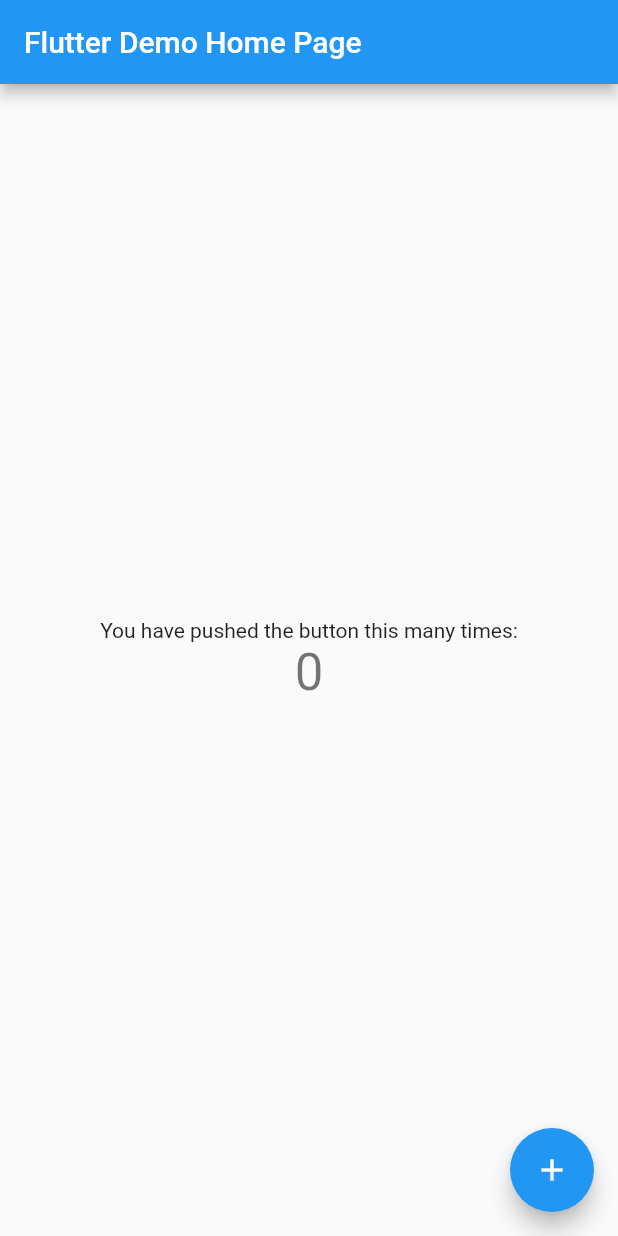
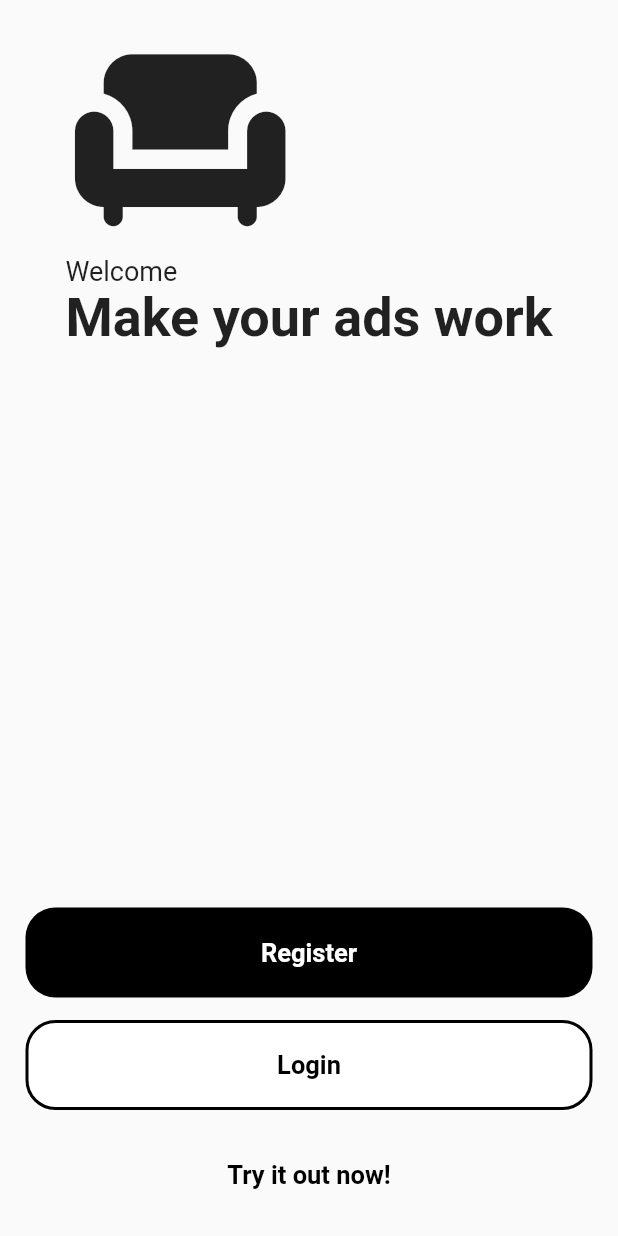
Before and after one commit to haythemd/MechApp, a Flutter app: the screen it shows after launch, on a phone screen of 412 x 824 dp. Run offline on Flutter 3.47's test engine with Material 2 defaults, Android fonts, the light colour scheme and no system bars; our stand-ins replace get_it.

Commit message:
welcome screen stubbing

```diff
--- /dev/null
+++ b/lib/components/buttons/primary_button.dart
@@ -0,0 +1,33 @@
+import 'package:flutter/material.dart';
+import 'package:mechalodon_mobile/styles/style.dart';
+
+class MechActionButton extends StatelessWidget {
+  const MechActionButton({
+    required this.title,
+    required this.onTap,
+    this.isPrimary = true,
+    Key? key,
+  }) : super(key: key);
+
+  final String title;
+  final VoidCallback onTap;
+  /// If true then the buttons main color will be primary.
+  final bool isPrimary;
+
+  @override
+  Widget build(BuildContext context) {
+    return Container(
+      height: 60,
+      decoration: isPrimary ? MechButtonStyle.primary : MechButtonStyle.secondary,
+      child: Center(
+        child: GestureDetector(
+          onTap: onTap,
+          child: Text(
+            title,
+            style: isPrimary ? MechTextStyle.primaryButton : MechTextStyle.secondaryButton,
+          ),
+        ),
+      ),
+    );
+  }
+}
--- a/lib/main.dart
+++ b/lib/main.dart
@@ -1,32 +1,23 @@
 import 'package:flutter/material.dart';
+import 'package:mechalodon_mobile/screens/welcome_screen.dart';
 import 'package:mechalodon_mobile/services/injectable.dart';
 
 void main() {
   initServiceLocator();
-  runApp(const MyApp());
+  runApp(const MechalodonApp());
 }
 
-class MyApp extends StatelessWidget {
-  const MyApp({Key? key}) : super(key: key);
+class MechalodonApp extends StatelessWidget {
+  const MechalodonApp({Key? key}) : super(key: key);
 
-  // This widget is the root of your application.
   @override
   Widget build(BuildContext context) {
     return MaterialApp(
       title: 'Flutter Demo',
       theme: ThemeData(
-        // This is the theme of your application.
-        //
-        // Try running your application with "flutter run". You'll see the
-        // application has a blue toolbar. Then, without quitting the app, try
-        // changing the primarySwatch below to Colors.green and then invoke
-        // "hot reload" (press "r" in the console where you ran "flutter run",
-        // or simply save your changes to "hot reload" in a Flutter IDE).
-        // Notice that the counter didn't reset back to zero; the application
-        // is not restarted.
         primarySwatch: Colors.blue,
       ),
-      home: const MyHomePage(title: 'Flutter Demo Home Page'),
+      home: const WelcomeScreen(),
     );
   }
 }
--- /dev/null
+++ b/lib/screens/welcome_screen.dart
@@ -0,0 +1,62 @@
+import 'package:flutter/material.dart';
+import 'package:mechalodon_mobile/components/buttons/primary_button.dart';
+import 'package:mechalodon_mobile/styles/style.dart';
+
+class WelcomeScreen extends StatelessWidget {
+  const WelcomeScreen({Key? key}) : super(key: key);
+
+  @override
+  Widget build(BuildContext context) {
+    return Scaffold(
+      body: SafeArea(
+        child: Padding(
+            padding: const EdgeInsets.all(17.0),
+            child: Column(
+                mainAxisAlignment: MainAxisAlignment.spaceBetween,
+                children: [
+                  Column(
+                    mainAxisAlignment: MainAxisAlignment.center,
+                    crossAxisAlignment: CrossAxisAlignment.start,
+                    children: const [
+                      Icon(
+                        Icons.chair,
+                        size: 153,
+                      ),
+                      Text(
+                        "Welcome",
+                        style: MechTextStyle.subtitle,
+                      ),
+                      Text(
+                        "Make your ads work",
+                        style: MechTextStyle.title,
+                      )
+                    ],
+                  ),
+                  Column(
+                    crossAxisAlignment: CrossAxisAlignment.stretch,
+                    mainAxisAlignment: MainAxisAlignment.center,
+                    children: [
+                      MechActionButton(
+                        title: "Register",
+                        onTap: () {},
+                      ),
+                      const SizedBox(
+                        height: 15,
+                      ),
+                      MechActionButton(
+                        title: "Login",
+                        onTap: () {},
+                        isPrimary: false,
+                      ),
+                      const SizedBox(height: 19,),
+                      TextButton(
+                        child: const Text("Try it out now!",style: MechTextStyle.secondaryButton,),
+                        onPressed: () {},
+                      )
+                    ],
+                  )
+                ])),
+      ),
+    );
+  }
+}
--- /dev/null
+++ b/lib/styles/style.dart
@@ -0,0 +1,43 @@
+import 'package:flutter/material.dart';
+
+class MechTextStyle {
+  static const title = TextStyle(
+    fontSize: 36,
+    fontWeight: FontWeight.bold,
+  );
+
+  static const subtitle = TextStyle(
+    fontSize: 18,
+    fontWeight: FontWeight.normal,
+  );
+
+  static const primaryButton = TextStyle(
+      fontSize: 17, fontWeight: FontWeight.bold, color: MechColor.lightPrimary);
+
+  static const secondaryButton = TextStyle(
+      fontSize: 17, fontWeight: FontWeight.bold, color: MechColor.primary);
+}
+
+class MechColor {
+  static const primary = Colors.black;
+  static const lightPrimary = Colors.white;
+}
+
+class MechButtonStyle {
+  static const primary = BoxDecoration(
+      borderRadius: MechBorderRadius.radius, color: MechColor.primary);
+
+  static final secondary = BoxDecoration(
+      border: MechBorder.primary,
+      borderRadius: MechBorderRadius.radius,
+      color: MechColor.lightPrimary);
+}
+
+class MechBorderRadius {
+  static const int value = 20;
+  static const BorderRadius radius = BorderRadius.all(Radius.circular(20));
+}
+
+class MechBorder {
+  static final primary = Border.all(width: 2, color: MechColor.primary);
+}
```
Also changed, not shown: 2 other files.
